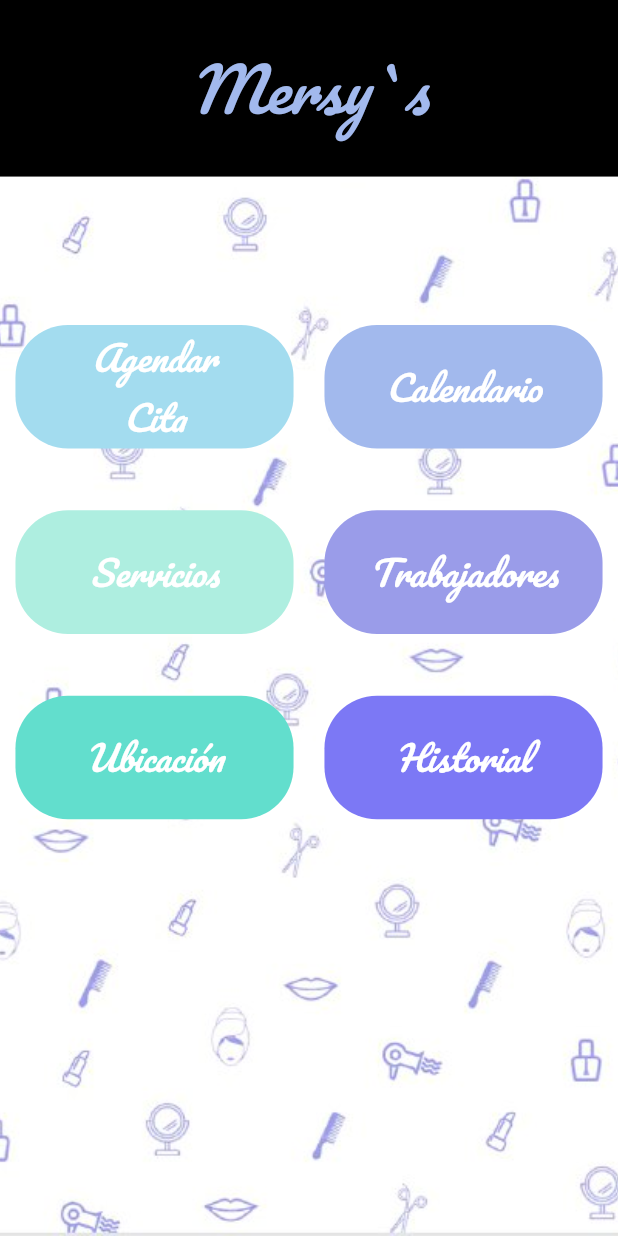
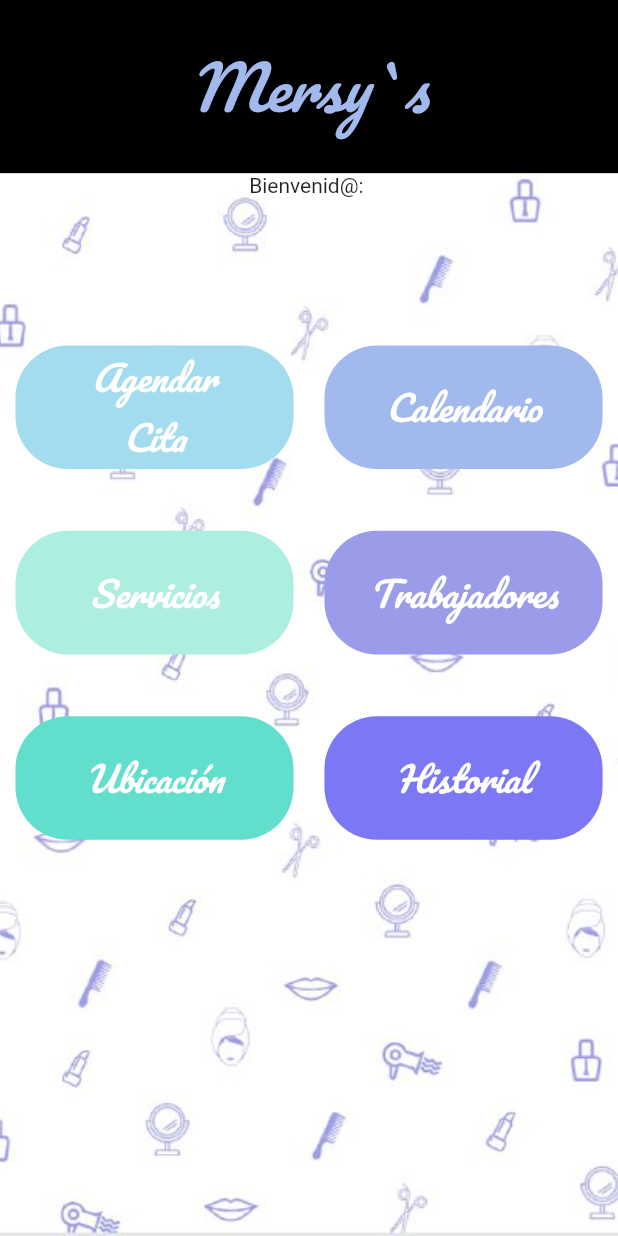
Before and after one commit to ZilVzq/hair_beauty, a Flutter app: the WelcomeScreen screen opened by its route, on a phone screen of 412 x 824 dp. Run offline on Flutter 3.47's test engine with Material 2 defaults, Android fonts, the phone set to English and light mode, and no system bars; our stand-ins replace calendar_timeline, cloud_firestore, datetime_picker_formfield, firebase_auth, firebase_core, google_fonts and 1 more; missing offline and left inert: multiselect_formfield; accounts and stored records are empty.

```diff
--- a/lib/entities/service.dart
+++ b/lib/entities/service.dart
@@ -1,11 +1,8 @@
-import 'package:hair_beauty/entities/worker.dart';
-
 class Service{
 
   int serviceId;
   String nombre;
-  double precio;
-  List<Worker> workers;
+  int precio;
 
   Service({this.serviceId, this.nombre, this.precio});
 
@@ -15,4 +12,10 @@ class Service{
     'precio': precio,
   };
 
+  Service.fromJson(Map<String, dynamic> json) {
+    serviceId = json['serviceId'];
+    nombre = json['nombre'];
+    precio = json['precio'];
+  }
+
 }
--- a/lib/entities/worker.dart
+++ b/lib/entities/worker.dart
@@ -5,7 +5,9 @@ class Worker{
   int workerId;
   String nombre;
   String apellido;
-  List<Service> servicios;
+  List<dynamic> servicios;
+  Service servicio;
+  int servicioId;
 
   Worker({this.workerId, this.nombre, this.apellido});
 
@@ -13,7 +15,15 @@ class Worker{
     'workerId': workerId.toString(),
     'nombre': nombre,
     'apellido': apellido,
-    'nombreCompleto': nombre + ' ' + apellido
+    'servicio': servicio,
+    'servicioId': servicioId,
   };
 
+  Worker.fromJson(Map<String, dynamic> json) {
+    workerId = json['workerId'];
+    nombre = json['nombre'];
+    apellido = json['apellido'];
+    servicios = json['servicios'];
+  }
+
 }
--- a/lib/pages/agendar_cita_page/agendar_cita_page.dart
+++ b/lib/pages/agendar_cita_page/agendar_cita_page.dart
@@ -3,10 +3,11 @@ import 'package:hair_beauty/entities/service.dart';
 import 'package:hair_beauty/entities/worker.dart';
 import 'package:hair_beauty/pages/agendar_cita_page/widgets/reume_page.dart';
 import 'package:hair_beauty/pages/welcome_page/welcome_page.dart';
+import 'package:hair_beauty/providers/services_provider.dart';
+import 'package:hair_beauty/providers/workers_provider.dart';
 import 'package:multiselect_formfield/multiselect_formfield.dart';
 import 'package:datetime_picker_formfield/datetime_picker_formfield.dart';
 import 'package:intl/intl.dart';
-import 'dart:convert';
 
 class AgendarCitaScreen extends StatefulWidget {
   static String id = "agendar_cita_screen";
@@ -20,23 +21,30 @@ class _AgendarCitaScreenState extends State<AgendarCitaScreen> {
   List _selectedServices;
   List _selectedWorkers;
   String _myActivitiesResult;
-  var servicesJson = [
-    Service(serviceId: 1, nombre: "Corte Caballero", precio: 10.11).toJson(),
-    Service(serviceId: 2, nombre: "Corte Dama", precio: 10.11).toJson(),
-    Service(serviceId: 3, nombre: "Manicura", precio: 10.11).toJson(),
-    Service(serviceId: 4, nombre: "Pedicura", precio: 10.11).toJson(),
-    Service(serviceId: 5, nombre: "Depilacion", precio: 20.11).toJson()
-  ];
-  var workersJson = [
-    Worker(workerId: 1, nombre: "Simon", apellido: "Sanchez").toJson(),
-    Worker(workerId: 2, nombre: "Meche", apellido: "Urquiza").toJson(),
-    Worker(workerId: 3, nombre: "Raquel", apellido: "Perez").toJson(),
-    Worker(workerId: 4, nombre: "Rocio", apellido: "Luna").toJson()
-  ];
+  var servicesJson = [];
+  var workersJson = [];
 
   @override
   void initState() {
     super.initState();
+    for(Service service in servicesProvider.servicesList){
+      servicesJson.add(service.toJson());
+    }
+    List<Worker> workers = new List();
+    for(Worker worker in workersProvider.workersList){
+      Worker tempWorker = worker;
+      for(var service in tempWorker.servicios){
+        if(tempWorker.servicios.contains(service)){
+          tempWorker.servicio = servicesProvider.servicesList.firstWhere((element) => element.serviceId == service);
+          tempWorker.servicioId = service;
+          workers.add(tempWorker);
+
+        }
+      }
+    }
+    for(Worker worker in workers){
+      workersJson.add(worker.toJson());
+    }
     _selectedServices = [];
     _selectedWorkers = [];
     _myActivitiesResult = '';
--- /dev/null
+++ b/lib/pages/welcome_page/user_data_provider.dart
@@ -0,0 +1,39 @@
+import 'package:cloud_firestore/cloud_firestore.dart';
+import 'package:firebase_auth/firebase_auth.dart';
+import 'package:flutter/material.dart';
+
+class UserDataProvider extends StatelessWidget {
+  final _auth = FirebaseAuth.instance;
+
+  UserDataProvider();
+
+  @override
+  Widget build(BuildContext context) {
+
+    CollectionReference users = FirebaseFirestore.instance.collection('users');
+
+    return FutureBuilder<QuerySnapshot>(
+      future: users.where("email", isEqualTo: _auth.currentUser.email).get(),
+      builder:
+          (BuildContext context, AsyncSnapshot<QuerySnapshot> snapshot) {
+
+        if (snapshot.hasError) {
+          return Text("Something went wrong");
+        }
+
+        if (snapshot.hasData && snapshot.data.size < 1) {
+          return Text("Document does not exist");
+        }
+
+        if (snapshot.connectionState == ConnectionState.done) {
+          var usersData = snapshot.data.docs;
+          var currentUser = usersData[0];
+          Map<String, dynamic> data = currentUser.data();
+          return Text("Bienvenid@: ${data['alias']}");
+        }
+
+        return Text("loading");
+      },
+    );
+  }
+}
--- a/lib/pages/welcome_page/welcome_page.dart
+++ b/lib/pages/welcome_page/welcome_page.dart
@@ -1,12 +1,13 @@
 import 'dart:ui';
-import 'package:cloud_firestore/cloud_firestore.dart';
-import 'package:firebase_auth/firebase_auth.dart';
 import 'package:flutter/material.dart';
 import 'package:google_fonts/google_fonts.dart';
 import 'package:hair_beauty/pages/agendar_cita_page/agendar_cita_page.dart';
 import 'package:hair_beauty/pages/calendario_page/calendario_page.dart';
 import 'package:hair_beauty/pages/servicios_page/servicios_page.dart';
 import 'package:hair_beauty/pages/ubicacion_page/ubicacion_page.dart';
+import 'package:hair_beauty/pages/welcome_page/user_data_provider.dart';
+import 'package:hair_beauty/providers/services_provider.dart';
+import 'package:hair_beauty/providers/workers_provider.dart';
 
 class WelcomeScreen extends StatefulWidget {
   static const String id = "welcome_screen";
@@ -17,28 +18,12 @@ class WelcomeScreen extends StatefulWidget {
 
 class _WelcomeScreenState extends State<WelcomeScreen> {
 
-  final _firebase = FirebaseFirestore.instance;
-  final _auth = FirebaseAuth.instance;
-
-  var userData;
-
   @override
   void initState() {
     super.initState();
-    print("El usuario logeado es: " + _auth.currentUser.email);
+    workersProvider.getWorkers();
+    servicesProvider.getServices();
   }
-
-
-    readItems() async {
-      CollectionReference _productss = _firebase.collection('users');
-      var algo = await _productss.where("email", isEqualTo: _auth.currentUser.email).get();
-      var elements = algo.docs;
-      for(var element in elements){
-        print(element.data());
-      }
-    }
-
-
 
   int sizeBottomWelcome = 6;
 
@@ -94,6 +79,7 @@ class _WelcomeScreenState extends State<WelcomeScreen> {
                 flex: 1,
                 child: welcomeOption("Mersy`s", Color(0xff000000), 0, 40, sizeForBottom , unitWidth * 100, Color(0xffa2b9ed)),
               ),
+              UserDataProvider(),
               Expanded(
                 flex: sizeBottomWelcome,
                 child: Column(
@@ -180,11 +166,10 @@ class _WelcomeScreenState extends State<WelcomeScreen> {
                         ),
                         GestureDetector(
                           onTap: () {
-                            /*Navigator.pushNamed(
+                            Navigator.pushNamed(
                               context,
                               AgendarCitaScreen.id,
-                            );*/
-                            readItems();
+                            );
                           },
                           child: Padding(
                             padding: EdgeInsets.fromLTRB(unitWidth * 2.5, unitHeight * 5, unitWidth * 2.5, unitHeight * 0),
```
Also changed, not shown: lib/pages/login_page/widgets/LoginProvider.dart (deleted, +0 -21 lines), lib/providers/services_provider.dart (added, +22 -0 lines), lib/providers/workers_provider.dart (added, +22 -0 lines), lib/entities/worker_service.dart (added).
